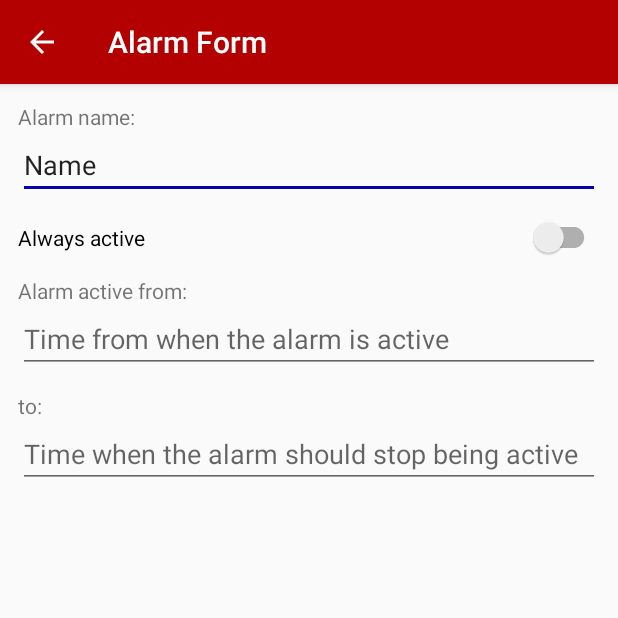
After one commit to IgnacioPoire/WakeApp, an Android app: the AlarmActivity screen opened directly, with no data from a screen before it, on a phone screen of 412 x 824 dp, the top half of it. The commit adds this screen. Run offline under Robolectric (Android 15) with nearby library versions, the phone set to English and light mode, and no system bars.

Commit message:
Pantalla de Datos de alarma

```diff
--- a/app/src/main/AndroidManifest.xml
+++ b/app/src/main/AndroidManifest.xml
@@ -32,6 +32,10 @@
             android:name="com.wakeapp.HelpActivity"
             android:label="@string/menu_item_help"
             android:parentActivityName="com.wakeapp.HelpActivity" />
+        <activity
+            android:name="com.wakeapp.ui.alarms.AlarmActivity"
+            android:label="Alarm Form"
+            android:parentActivityName="com.wakeapp.MainActivity" />
     </application>
 
 </manifest>
--- /dev/null
+++ b/app/src/main/java/com/wakeapp/ui/alarms/AlarmActivity.java
@@ -0,0 +1,14 @@
+package com.wakeapp.ui.alarms;
+
+import android.os.Bundle;
+import androidx.appcompat.app.AppCompatActivity;
+import com.wakeapp.R;
+
+public class AlarmActivity extends AppCompatActivity {
+
+    @Override
+    protected void onCreate(Bundle savedInstanceState) {
+        super.onCreate(savedInstanceState);
+        setContentView(R.layout.alarm_form);
+    }
+}
--- /dev/null
+++ b/app/src/main/res/layout/alarm_form.xml
@@ -0,0 +1,69 @@
+<?xml version="1.0" encoding="utf-8"?>
+<LinearLayout
+    xmlns:android="http://schemas.android.com/apk/res/android" android:layout_width="match_parent"
+    android:layout_height="match_parent"
+    android:layout_marginStart="12dp"
+    android:layout_marginLeft="12dp"
+    android:layout_marginTop="12dp"
+    android:layout_marginEnd="12dp"
+    android:layout_marginRight="12dp"
+    android:layout_marginBottom="6dp"
+    android:orientation="vertical">
+
+    <TextView
+        android:id="@+id/alarm_name_label"
+        android:layout_width="match_parent"
+        android:layout_height="wrap_content"
+        android:text="@string/alarm_name_label" />
+
+    <EditText
+        android:id="@+id/alarm_name"
+        android:layout_width="match_parent"
+        android:layout_height="wrap_content"
+        android:layout_marginBottom="12dp"
+        android:autofillHints="alarm name"
+        android:ems="10"
+        android:hint="@string/alarm_name_input_hint"
+        android:inputType="textPersonName"
+        android:text="@string/alarm_name" />
+
+    <androidx.appcompat.widget.SwitchCompat
+        android:id="@+id/always_active"
+        android:layout_width="match_parent"
+        android:layout_height="wrap_content"
+        android:hint="@string/alarm_active_hint"
+        android:layout_marginBottom="12dp"
+        android:text="@string/always_active_label" />
+
+    <TextView
+        android:id="@+id/alarm_from_label"
+        android:layout_width="match_parent"
+        android:layout_height="wrap_content"
+        android:text="@string/alarm_from_label" />
+
+    <EditText
+        android:id="@+id/alarm_from"
+        android:layout_width="match_parent"
+        android:layout_height="wrap_content"
+        android:layout_marginBottom="12dp"
+        android:ems="10"
+        android:hint="@string/alarm_from_input_hint"
+        android:inputType="time"
+        android:autofillHints="alarm from time" />
+
+    <TextView
+        android:id="@+id/alarm_to_label"
+        android:layout_width="match_parent"
+        android:layout_height="wrap_content"
+        android:text="@string/alarm_to_label" />
+
+    <EditText
+        android:id="@+id/alarm_to"
+        android:layout_width="match_parent"
+        android:layout_height="wrap_content"
+        android:layout_marginBottom="12dp"
+        android:ems="10"
+        android:hint="@string/alarm_to_input_hint"
+        android:inputType="time"
+        android:autofillHints="alarm to time" />
+</LinearLayout>
--- a/app/src/main/res/values/strings.xml
+++ b/app/src/main/res/values/strings.xml
@@ -1,19 +1,31 @@
 <resources>
-    <!-- Strings de la App -->
+    <!-- App Strings -->
     <string name="app_name">WakeApp</string>
-    <!-- Strings del Menu Principal -->
-    <string name="menu_item_settings">Configuracion</string>
-    <string name="menu_item_help">Ayuda</string>
-    <!-- Strings de Ayuda -->
-    <string name="helpText">Texto de Ayuda</string>
-    <!-- Strings resto -->
+    <!-- Main Menu Strings -->
+    <string name="menu_item_settings">Settings</string>
+    <string name="menu_item_help">Help</string>
+    <!-- Help Strings -->
+    <string name="helpText">Help text</string>
+    <!-- Side Menu Strings -->
+    <string name="menu_maps">Map</string>
+    <string name="menu_alarms">Alarms</string>
+    <string name="menu_slideshow">Slideshow</string>
+    <!-- Alarm Form Strings -->
+    <string name="alarm_form">Alarm Form</string>
+    <string name="alarm_name_label">Alarm name:</string>
+    <string name="alarm_name_input_hint">Name of the Alarm</string>
+    <string name="alarm_name">Name</string>
+    <string name="always_active_label">Always active</string>
+    <string name="alarm_from_label">Alarm active from:</string>
+    <string name="alarm_from_input_hint">Time from when the alarm is active</string>
+    <string name="alarm_to_label">to:</string>
+    <string name="alarm_to_input_hint">Time when the alarm should stop being active</string>
+    <!-- Other Strings -->
     <string name="navigation_drawer_open">Open navigation drawer</string>
     <string name="navigation_drawer_close">Close navigation drawer</string>
     <string name="nav_header_title">Android Studio</string>
     <string name="nav_header_subtitle">android.studio@android.com</string>
     <string name="nav_header_desc">Navigation header</string>
     <string name="action_settings">Settings</string>
-    <string name="menu_maps">Map</string>
-    <string name="menu_alarms">Alarms</string>
-    <string name="menu_slideshow">Slideshow</string>
+    <string name="alarm_active_hint">Alarm is always active</string>
 </resources>
```
Also changed, not shown: app/src/main/java/com/wakeapp/models/Alarm.java (+21 -7 lines), app/src/main/java/com/wakeapp/ui/alarms/AlarmsFragment.java (+8 -5 lines).
